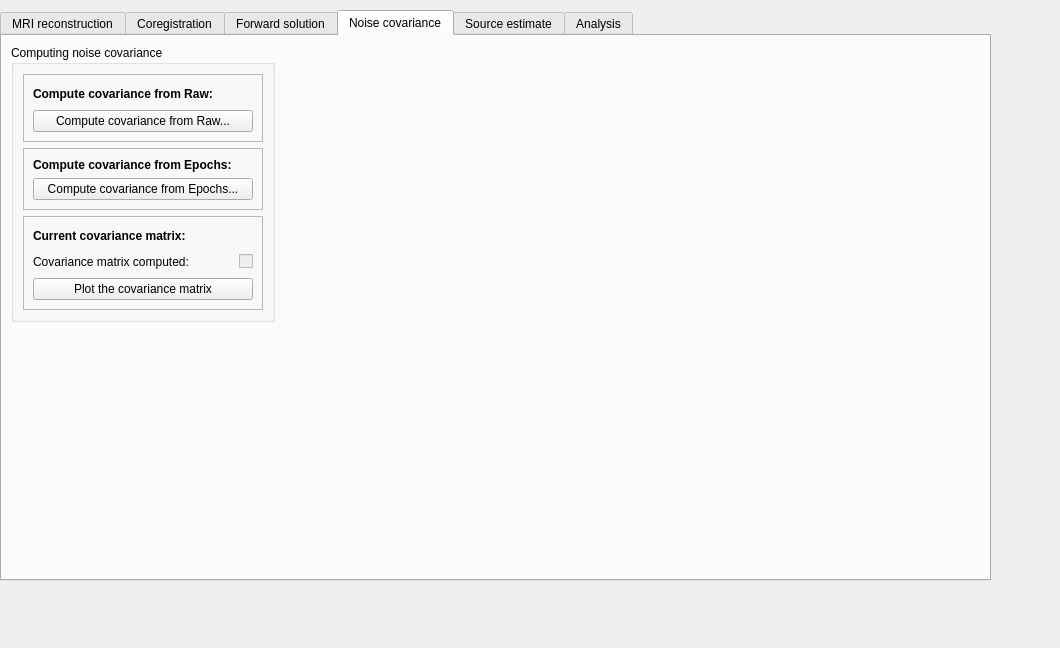
Before: the Qt Designer form qt4Designer_ui_files/mainWindowTabSourceAnalysisUi.ui in cibr-jyu/meggie, drawn with Qt 5.
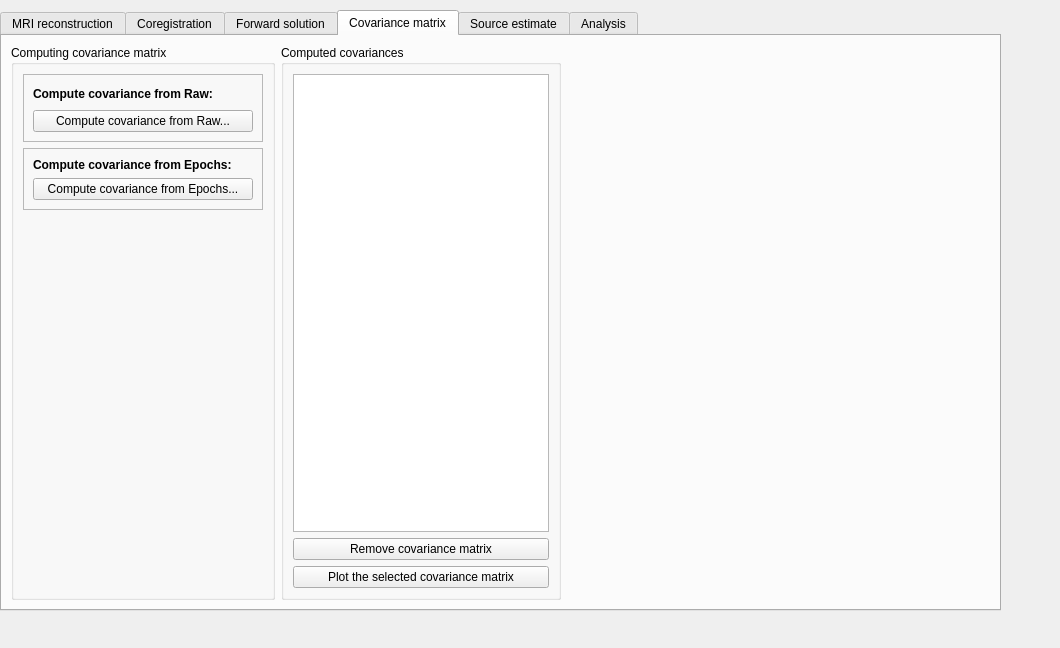
After: the same form once the commit is applied. The open tabs and pages were chosen to show the change.

Commit message: Allow more than one covariane matrix

The edit to the form file:
```diff
--- a/qt4Designer_ui_files/mainWindowTabSourceAnalysisUi.ui
+++ b/qt4Designer_ui_files/mainWindowTabSourceAnalysisUi.ui
@@ -21,8 +21,8 @@
     <rect>
      <x>0</x>
      <y>10</y>
-     <width>991</width>
-     <height>571</height>
+     <width>1001</width>
+     <height>601</height>
     </rect>
    </property>
    <property name="sizePolicy">
@@ -716,16 +716,18 @@
    </widget>
    <widget class="QWidget" name="tabNoiseCovariance">
     <attribute name="title">
-     <string>Noise covariance</string>
+     <string>Covariance matrix</string>
     </attribute>
     <layout class="QFormLayout" name="formLayout_16">
      <property name="fieldGrowthPolicy">
       <enum>QFormLayout::AllNonFixedFieldsGrow</enum>
      </property>
-     <item row="2" column="0">
-      <widget class="QGroupBox" name="groupBoxCovariance">
+     <item row="0" column="0">
+      <layout class="QHBoxLayout" name="horizontalLayout_18">
+       <item>
+        <widget class="QGroupBox" name="groupBoxCovarianceComputing">
        <property name="title">
-        <string>Computing noise covariance</string>
+          <string>Computing covariance matrix</string>
        </property>
        <property name="flat">
         <bool>false</bool>
@@ -849,104 +851,42 @@
             </layout>
            </widget>
           </item>
+           </layout>
+          </item>
+         </layout>
+        </widget>
+       </item>
           <item>
-           <widget class="QFrame" name="frameCovarianceCurrent">
-            <property name="frameShape">
-             <enum>QFrame::StyledPanel</enum>
-            </property>
-            <property name="frameShadow">
-             <enum>QFrame::Raised</enum>
-            </property>
-            <layout class="QGridLayout" name="gridLayout_31">
+        <widget class="QGroupBox" name="groupBoxCovarianceList">
+         <property name="title">
+          <string>Computed covariances</string>
+         </property>
+         <layout class="QFormLayout" name="formLayout">
              <item row="0" column="0">
-              <layout class="QVBoxLayout" name="verticalLayout_6">
+           <layout class="QVBoxLayout" name="verticalLayout_9">
                <item>
-                <layout class="QHBoxLayout" name="horizontalLayout_14">
-                 <item>
-                  <widget class="QLabel" name="labelCovarianceCurrent">
-                   <property name="font">
-                    <font>
-                     <weight>75</weight>
-                     <bold>true</bold>
-                    </font>
-                   </property>
-                   <property name="toolTip">
-                    <string/>
-                   </property>
-                   <property name="text">
-                    <string>Current covariance matrix:</string>
-                   </property>
-                  </widget>
+             <widget class="QListWidget" name="listWidgetCovariances"/>
                  </item>
                  <item>
-                  <spacer name="horizontalSpacer_7">
-                   <property name="orientation">
-                    <enum>Qt::Horizontal</enum>
-                   </property>
-                   <property name="sizeHint" stdset="0">
-                    <size>
-                     <width>40</width>
-                     <height>20</height>
-                    </size>
-                   </property>
-                  </spacer>
-                 </item>
-                </layout>
-               </item>
-               <item>
-                <layout class="QHBoxLayout" name="horizontalLayout_3">
-                 <item>
-                  <widget class="QLabel" name="labelCovarianceComputed">
+             <widget class="QPushButton" name="pushButtonCovarianceRemove">
                    <property name="text">
-                    <string>Covariance matrix computed:</string>
+               <string>Remove covariance matrix</string>
                    </property>
                   </widget>
                  </item>
-                 <item>
-                  <spacer name="horizontalSpacer">
-                   <property name="orientation">
-                    <enum>Qt::Horizontal</enum>
-                   </property>
-                   <property name="sizeHint" stdset="0">
-                    <size>
-                     <width>40</width>
-                     <height>20</height>
-                    </size>
-                   </property>
-                  </spacer>
-                 </item>
-                 <item>
-                  <widget class="QCheckBox" name="checkBoxCovarianceComputed">
-                   <property name="enabled">
-                    <bool>false</bool>
-                   </property>
-                   <property name="text">
-                    <string/>
-                   </property>
-                  </widget>
-                 </item>
-                </layout>
-               </item>
-               <item>
-                <layout class="QHBoxLayout" name="horizontalLayout_15">
                  <item>
                   <widget class="QPushButton" name="pushButtonCovariancePlot">
                    <property name="text">
-                    <string>Plot the covariance matrix</string>
+               <string>Plot the selected covariance matrix</string>
                    </property>
                   </widget>
                  </item>
                 </layout>
                </item>
               </layout>
-             </item>
-            </layout>
            </widget>
           </item>
          </layout>
-        </item>
-       </layout>
-      </widget>
      </item>
     </layout>
    </widget>
```
Left out of the diff: 4 changed lines with no effect on the pictures. Lines whose indentation alone changed are shown as unchanged. The commit also changes 13 other files.
